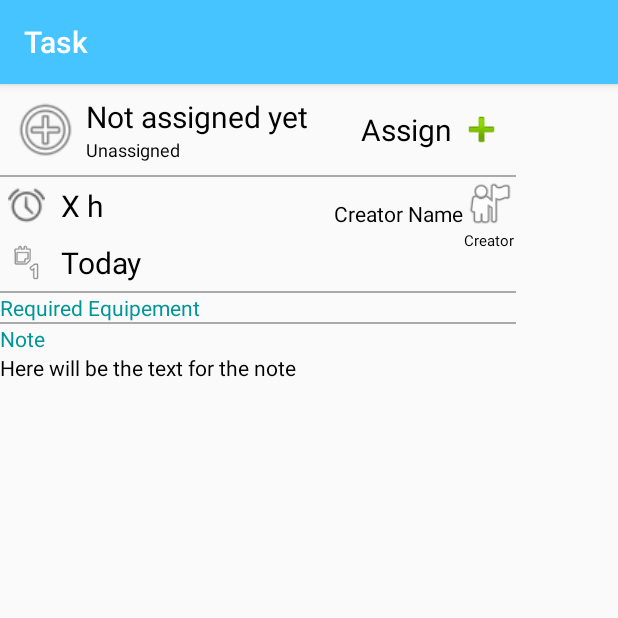
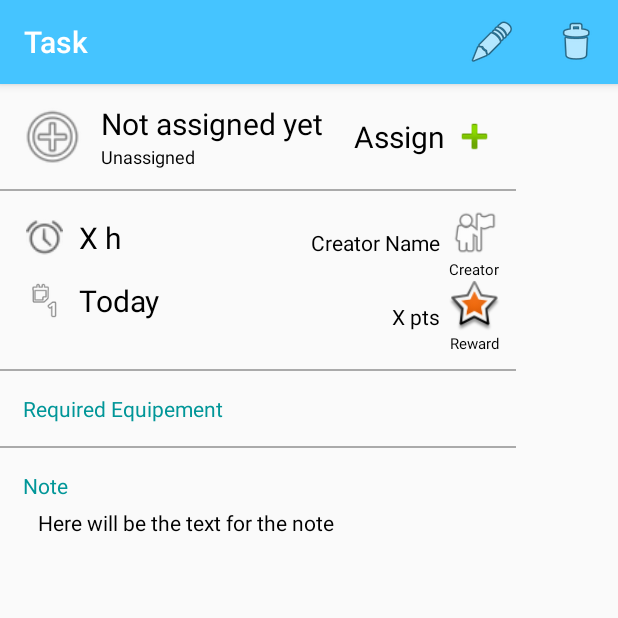
Before and after one commit to vharvey80/SEG2505_FinalProject, an Android app: the TaskDetailActivity screen opened directly, with no data from a screen before it, on a phone screen of 412 x 824 dp, the top half of it. Run offline under Robolectric (Android 15) with nearby library versions, the phone set to English and light mode, and no system bars; 7 statements that could not run were skipped.

Commit message:
More work on task list and task Activity. Result almost final

```diff
--- a/FamilyTaskManager/app/src/main/java/familytaskmanager/microso/com/familytaskmanager/MainActivity.java
+++ b/FamilyTaskManager/app/src/main/java/familytaskmanager/microso/com/familytaskmanager/MainActivity.java
@@ -17,6 +17,9 @@ import android.support.v7.widget.Toolbar;
 import android.view.Menu;
 import android.view.MenuItem;
 import android.widget.AdapterView;
+import android.widget.ArrayAdapter;
+import android.widget.ExpandableListAdapter;
+import android.widget.ExpandableListView;
 import android.widget.ListView;
 import android.widget.Toast;
 
--- a/FamilyTaskManager/app/src/main/java/familytaskmanager/microso/com/familytaskmanager/TaskDetailActivity.java
+++ b/FamilyTaskManager/app/src/main/java/familytaskmanager/microso/com/familytaskmanager/TaskDetailActivity.java
@@ -5,9 +5,13 @@ import android.media.Image;
 import android.support.v7.app.AppCompatActivity;
 import android.os.Bundle;
 import android.util.Log;
+import android.view.Menu;
+import android.view.MenuInflater;
+import android.view.MenuItem;
 import android.widget.GridView;
 import android.widget.ImageView;
 import android.widget.TextView;
+import android.widget.Toast;
 
 import org.w3c.dom.Text;
 
@@ -62,10 +66,37 @@ public class TaskDetailActivity extends AppCompatActivity {
         dueDateField.setText(presentTask.getDueDate().toString());
         TextView creatorNameField = (TextView) findViewById(R.id.creatorName);
         creatorNameField.setText(presentTask.getCreator().getFname());
+        TextView rewardPts = (TextView) findViewById(R.id.rewardValueField);
+        rewardPts.setText(presentTask.getRewardPts() + " points");
+
+        //Setting the Gridview adapter
+        GridView toolGridView = (GridView) findViewById(R.id.taskToolsGrid);
+        TaskActivityGridToolAdapter gridToolAdapter = new TaskActivityGridToolAdapter(getApplicationContext(), presentTask.getTools());
+        toolGridView.setAdapter(gridToolAdapter);
 
         //Setting the note
         TextView noteText = (TextView) findViewById(R.id.noteText);
         noteText.setText(presentTask.getNote());
 
     }
+
+    @Override
+    public boolean onCreateOptionsMenu(Menu menu) {
+        MenuInflater inflater = getMenuInflater();
+        inflater.inflate(R.menu.task_detail_menu, menu);
+        return true;
+    }
+
+    @Override
+    public boolean onOptionsItemSelected(MenuItem item) {
+        switch (item.getItemId()) {
+            case R.id.action_changeTaskName:
+                Toast.makeText(this, "Can't chane yet, but should be easy", Toast.LENGTH_SHORT).show();
+                return true;
+            case R.id.action_deletaTask:
+                Toast.makeText(this, "Can't delete yet, might get complicated", Toast.LENGTH_SHORT).show();
+            default:
+                return super.onOptionsItemSelected(item); //Simply copied this line from official Android Tutorials
+        }
+    }
 }
--- a/FamilyTaskManager/app/src/main/res/layout/activity_task_detail.xml
+++ b/FamilyTaskManager/app/src/main/res/layout/activity_task_detail.xml
@@ -18,7 +18,7 @@
             android:layout_width="match_parent"
             android:layout_height="wrap_content"
             android:orientation="horizontal"
-            android:layout_margin="5dp">
+            android:layout_margin="10dp">
 
             <LinearLayout
                 android:layout_width="wrap_content"
@@ -39,6 +39,7 @@
                     android:layout_width="wrap_content"
                     android:layout_height="wrap_content"
                     android:orientation="vertical"
+                    android:layout_marginLeft="5dp"
                     android:padding="2dp">
 
                     <TextView
@@ -94,7 +95,8 @@
 
         <RelativeLayout
             android:layout_width="match_parent"
-            android:layout_height="wrap_content">
+            android:layout_height="wrap_content"
+            android:layout_margin="10dp">
 
             <LinearLayout
                 android:layout_width="wrap_content"
@@ -107,7 +109,8 @@
                     android:layout_width="wrap_content"
                     android:layout_height="wrap_content"
                     android:orientation="horizontal"
-                    android:gravity="center_vertical">
+                    android:gravity="center_vertical"
+                    android:layout_margin="2dp">
 
                     <ImageView
                         android:id="@+id/estimatedTimeIcon"
@@ -129,7 +132,8 @@
                     android:layout_width="wrap_content"
                     android:layout_height="wrap_content"
                     android:orientation="horizontal"
-                    android:gravity="center_vertical">
+                    android:gravity="center_vertical"
+                    android:layout_margin="2dp">
 
 
                     <ImageView
@@ -150,19 +154,25 @@
 
             </LinearLayout>
 
+            <LinearLayout
+                android:layout_width="wrap_content"
+                android:layout_height="wrap_content"
+                android:orientation="vertical"
+                android:layout_alignParentRight="true"
+                android:layout_alignParentTop="true">
 
                 <LinearLayout
                     android:layout_width="wrap_content"
                     android:layout_height="wrap_content"
-                android:orientation="horizontal"
                     android:gravity="center_vertical"
-                android:layout_alignParentRight="true"
-                android:layout_alignParentTop="true">
+                    android:layout_gravity="right"
+                    android:orientation="horizontal">
 
                     <TextView
                         android:id="@+id/creatorName"
                         android:layout_width="wrap_content"
                         android:layout_height="wrap_content"
+                        android:layout_margin="5dp"
                         android:text="Creator Name" />
 
                     <LinearLayout
@@ -184,6 +194,45 @@
                             android:textSize="10dp"
                             android:text="Creator" />
                     </LinearLayout>
+
+                </LinearLayout>
+
+                <LinearLayout
+                    android:layout_width="wrap_content"
+                    android:layout_height="wrap_content"
+                    android:gravity="center_vertical"
+                    android:layout_gravity="right"
+                    android:orientation="horizontal">
+
+                    <TextView
+                        android:id="@+id/rewardValueField"
+                        android:layout_width="wrap_content"
+                        android:layout_height="wrap_content"
+                        android:layout_margin="5dp"
+                        android:text="X pts" />
+
+                    <LinearLayout
+                        android:layout_width="wrap_content"
+                        android:layout_height="wrap_content"
+                        android:gravity="center_horizontal"
+                        android:orientation="vertical">
+
+                        <ImageView
+                            android:id="@+id/RewardIcon"
+                            android:layout_width="35dp"
+                            android:layout_height="35dp"
+                            app:srcCompat="@android:drawable/star_big_on" />
+
+                        <TextView
+                            android:id="@+id/rewardTextField"
+                            android:layout_width="wrap_content"
+                            android:layout_height="wrap_content"
+                            android:textSize="10dp"
+                            android:text="Reward" />
+                    </LinearLayout>
+
+                </LinearLayout>
+
             </LinearLayout>
 
         </RelativeLayout>
@@ -198,13 +247,15 @@
         <LinearLayout
             android:layout_width="match_parent"
             android:layout_height="wrap_content"
-            android:orientation="vertical">
+            android:orientation="vertical"
+            android:layout_margin="10dp">
 
             <TextView
                 android:id="@+id/ReqEquipment"
                 android:layout_width="match_parent"
                 android:layout_height="wrap_content"
                 android:text="Required Equipement"
+                android:layout_margin="5dp"
                 android:textColor="#009698"/>
 
             <GridView
@@ -224,12 +275,14 @@
         <LinearLayout
             android:layout_width="match_parent"
             android:layout_height="wrap_content"
-            android:orientation="vertical">
+            android:orientation="vertical"
+            android:layout_margin="10dp">
 
             <TextView
                 android:id="@+id/noteTitle"
                 android:layout_width="match_parent"
                 android:layout_height="wrap_content"
+                android:layout_margin="5dp"
                 android:text="Note"
                 android:textColor="#009698"/>
 
@@ -237,12 +290,11 @@
                 android:id="@+id/noteText"
                 android:layout_width="match_parent"
                 android:layout_height="wrap_content"
+                android:layout_marginLeft="15dp"
                 android:text="Here will be the text for the note" />
 
 
         </LinearLayout>
 
-
-
     </LinearLayout>
 </android.support.constraint.ConstraintLayout>
--- a/FamilyTaskManager/app/src/main/res/layout/fragment_tasks.xml
+++ b/FamilyTaskManager/app/src/main/res/layout/fragment_tasks.xml
@@ -34,7 +34,8 @@
         <ListView
             android:id="@+id/tasksListView"
             android:layout_width="match_parent"
-            android:layout_height="match_parent"></ListView>
+            android:layout_height="match_parent"
+            android:layout_margin="15dp"></ListView>
 
     </LinearLayout>
 
--- a/FamilyTaskManager/app/src/main/res/layout/nav_header_main.xml
+++ b/FamilyTaskManager/app/src/main/res/layout/nav_header_main.xml
@@ -20,6 +20,7 @@
         app:srcCompat="@android:drawable/sym_def_app_icon" />
 
     <Spinner
+        android:id="@+id/userMenuList"
         android:layout_width="match_parent"
         android:layout_height="wrap_content">
 
--- /dev/null
+++ b/FamilyTaskManager/app/src/main/res/menu/task_detail_menu.xml
@@ -0,0 +1,17 @@
+<?xml version="1.0" encoding="utf-8"?>
+<menu xmlns:android="http://schemas.android.com/apk/res/android"
+    xmlns:app="http://schemas.android.com/apk/res-auto">
+
+    <item
+        android:id="@+id/action_changeTaskName"
+        android:icon="@android:drawable/ic_menu_edit"
+        android:title="Change Task Name"
+        app:showAsAction="always" />
+
+    <!-- Settings, should always be in the overflow -->
+    <item android:id="@+id/action_deletaTask"
+        android:icon="@android:drawable/ic_menu_delete"
+        android:title="Delete"
+        app:showAsAction="always"/>
+
+</menu>
```
Also changed, not shown: FamilyTaskManager/app/src/main/java/familytaskmanager/microso/com/familytaskmanager/Family.java (+14 -0 lines), FamilyTaskManager/app/src/main/java/familytaskmanager/microso/com/familytaskmanager/TaskActivityGridToolAdapter.java (added, +47 -0 lines), FamilyTaskManager/app/src/main/res/layout/task_detail_tool_item.xml (added, +35 -0 lines). Lines whose indentation alone changed are shown as unchanged.
